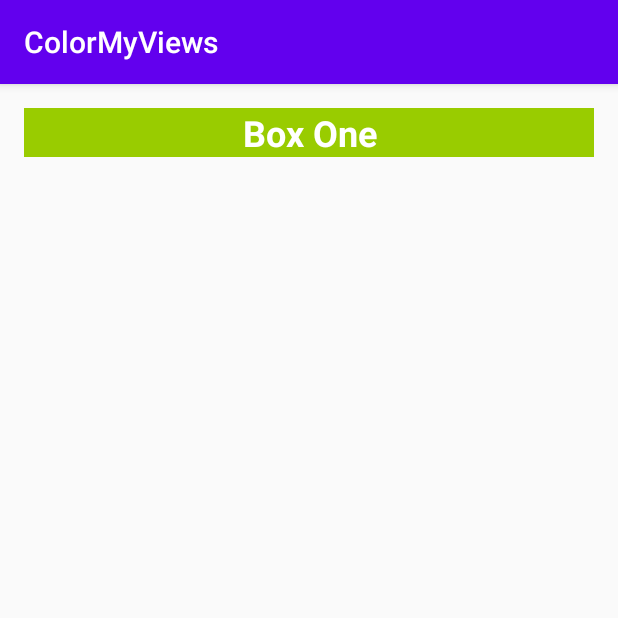
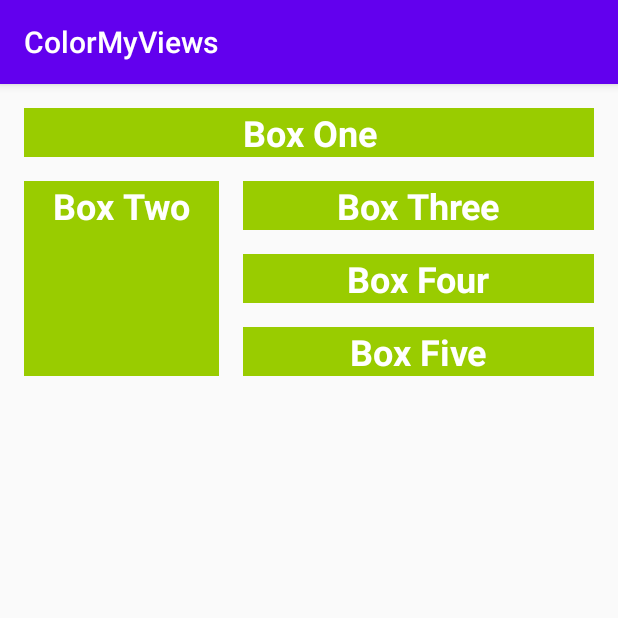
Before and after one commit to gr3y6h0st/Color-My-View, an Android app: the screen it shows after launch (MainActivity), on a phone screen of 412 x 824 dp, the top half of it. Run offline under Robolectric (Android 15) with nearby library versions, the phone set to English and light mode, and no system bars; Roboto replaces fonts that are not available here.

Commit message:
Added Box 2-5 to layout with clickListeners and color changes after button clicks.

```diff
--- a/app/src/main/java/com/jaydroid/colormyviews/MainActivity.kt
+++ b/app/src/main/java/com/jaydroid/colormyviews/MainActivity.kt
@@ -1,12 +1,54 @@
 package com.jaydroid.colormyviews
 
+import android.graphics.Color
 import androidx.appcompat.app.AppCompatActivity
 import android.os.Bundle
+import android.view.View
+import kotlinx.android.synthetic.main.activity_main.*
 
 class MainActivity : AppCompatActivity() {
 
     override fun onCreate(savedInstanceState: Bundle?) {
         super.onCreate(savedInstanceState)
         setContentView(R.layout.activity_main)
+        setListeners()
+    }
+
+    /**
+     * Attaches listeners to all the views.
+     */
+    private fun setListeners() {
+        val clickableViews: List<View> =
+            listOf(box_one_text, box_two_text, box_three_text,
+                box_four_text, box_five_text)
+
+        for (item in clickableViews) {
+            item.setOnClickListener { makeColored(it) }
+        }
+    }
+
+    /**
+     * Sets the background color of a view depending on it's resource id.
+     * This is a way of using one click handler to do similar operations on a group of views.
+     *
+     * Demonstrates three different ways of setting colors.
+     *     * Using a color constant from the Color class.
+     *     * Using an Android color resource
+     *     * Using a custom color defined in color.xml
+     */
+    private fun makeColored(view: View) {
+        when (view.id) {
+
+            // Boxes using Color class colors for background
+            R.id.box_one_text -> view.setBackgroundColor(Color.DKGRAY)
+            R.id.box_two_text -> view.setBackgroundColor(Color.GRAY)
+
+            // Boxes using Android color resources for background
+            R.id.box_three_text -> view.setBackgroundResource(android.R.color.holo_green_light)
+            R.id.box_four_text -> view.setBackgroundResource(android.R.color.holo_green_dark)
+            R.id.box_five_text -> view.setBackgroundResource(android.R.color.holo_green_light)
+
+            else -> view.setBackgroundColor(Color.LTGRAY)
+        }
     }
 }
--- a/app/src/main/res/layout/activity_main.xml
+++ b/app/src/main/res/layout/activity_main.xml
@@ -19,4 +19,58 @@
         app:layout_constraintStart_toStartOf="parent"
         app:layout_constraintTop_toTopOf="parent" />
 
+    <TextView
+        android:id="@+id/box_two_text"
+        style="@style/WhiteBox"
+        android:layout_width="130dp"
+        android:layout_height="130dp"
+        android:layout_marginStart="@dimen/margin_wide"
+        android:layout_marginTop="@dimen/margin_wide"
+        android:text="@string/box_two"
+        app:layout_constraintStart_toStartOf="parent"
+        app:layout_constraintTop_toBottomOf="@+id/box_one_text" />
+
+    <TextView
+        android:id="@+id/box_three_text"
+        style="@style/WhiteBox"
+        android:layout_width="0dp"
+        android:layout_height="wrap_content"
+        android:layout_marginStart="16dp"
+        android:layout_marginTop="16dp"
+        android:layout_marginEnd="16dp"
+        android:text="@string/box_three"
+        app:layout_constraintBottom_toTopOf="@+id/box_four_text"
+        app:layout_constraintEnd_toEndOf="parent"
+        app:layout_constraintStart_toEndOf="@+id/box_two_text"
+        app:layout_constraintTop_toTopOf="@+id/box_two_text" />
+
+    <TextView
+        android:id="@+id/box_four_text"
+        style="@style/WhiteBox"
+        android:layout_width="0dp"
+        android:layout_height="wrap_content"
+        android:layout_marginStart="16dp"
+        android:layout_marginTop="16dp"
+        android:layout_marginEnd="16dp"
+        android:layout_marginBottom="16dp"
+        android:text="@string/box_four"
+        app:layout_constraintBottom_toTopOf="@+id/box_five_text"
+        app:layout_constraintEnd_toEndOf="parent"
+        app:layout_constraintStart_toEndOf="@+id/box_two_text"
+        app:layout_constraintTop_toBottomOf="@+id/box_three_text" />
+
+    <TextView
+        android:id="@+id/box_five_text"
+        style="@style/WhiteBox"
+        android:layout_width="0dp"
+        android:layout_height="wrap_content"
+        android:layout_marginStart="16dp"
+        android:layout_marginEnd="16dp"
+        android:layout_marginBottom="16dp"
+        android:text="@string/box_five"
+        app:layout_constraintBottom_toBottomOf="@+id/box_two_text"
+        app:layout_constraintEnd_toEndOf="parent"
+        app:layout_constraintStart_toEndOf="@+id/box_two_text"
+        app:layout_constraintTop_toBottomOf="@+id/box_four_text" />
+
 </androidx.constraintlayout.widget.ConstraintLayout>
--- a/app/src/main/res/values/strings.xml
+++ b/app/src/main/res/values/strings.xml
@@ -1,4 +1,12 @@
 <resources>
     <string name="app_name">ColorMyViews</string>
     <string name="box_one">Box One</string>
+    <string name="box_two">Box Two</string>
+    <string name="box_three">Box Three</string>
+    <string name="box_four">Box Four</string>
+    <string name="box_five">Box Five</string>
+    <string name="button_red">RED</string>
+    <string name="button_yellow">YELLOW</string>
+    <string name="button_green">GREEN</string>
+
 </resources>
```
